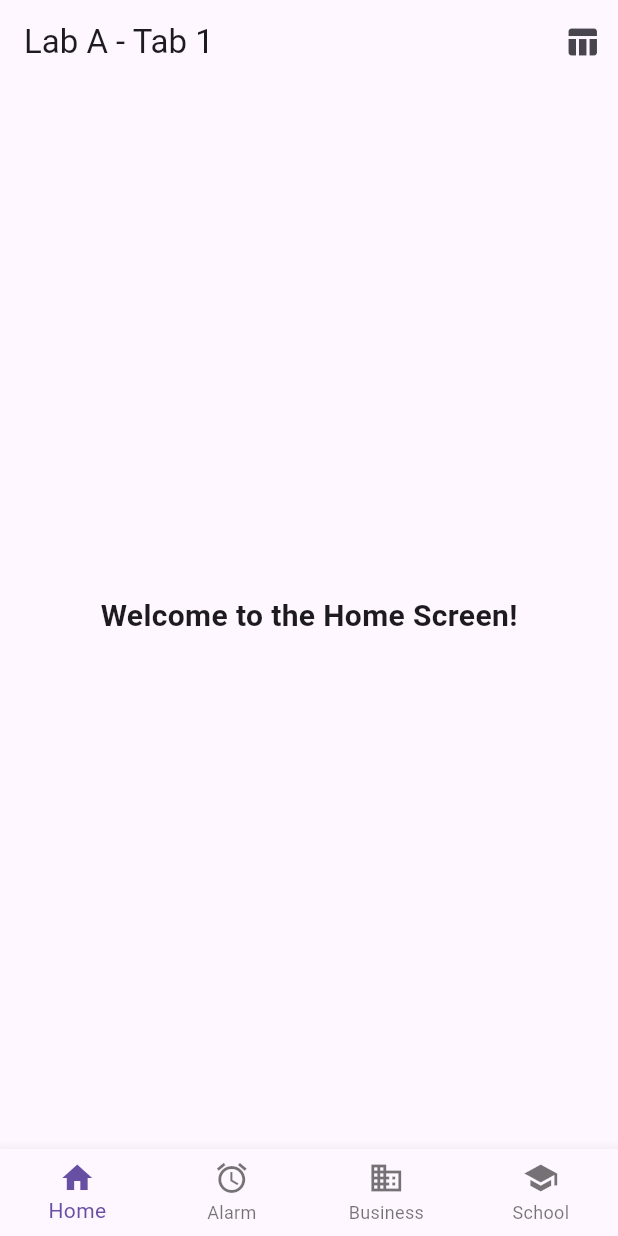
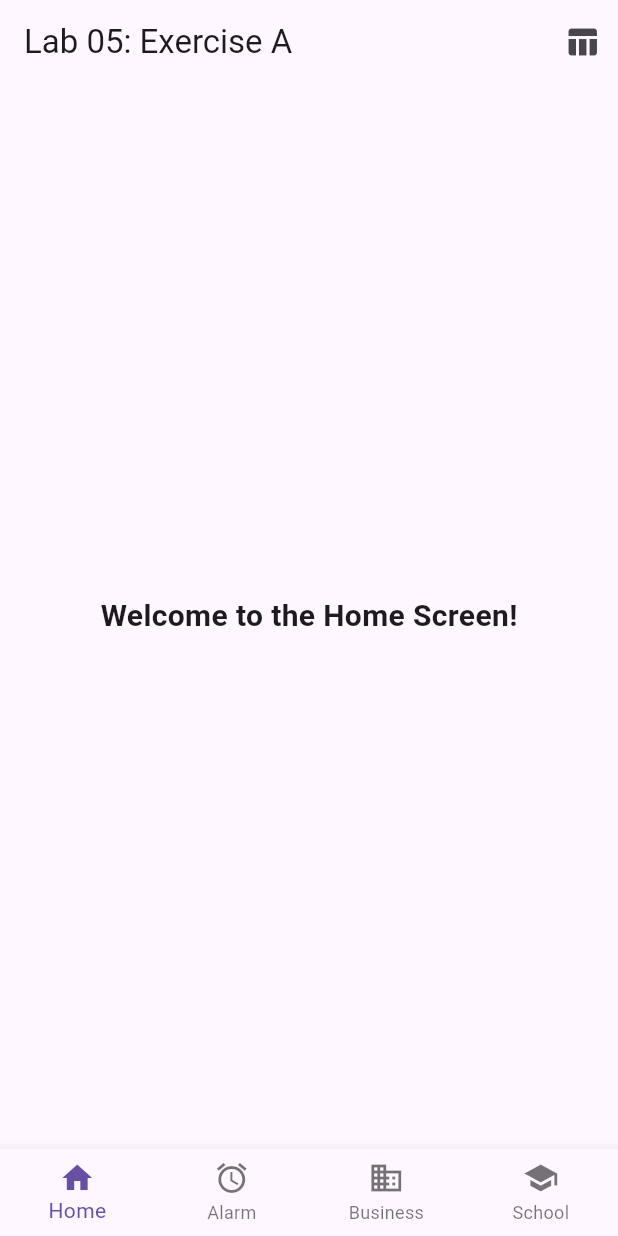
Before and after one commit to SyafikSali/TMA3084_G02_102978_Lab05_Lesson07, a Flutter app: the screen it shows after launch, on a phone screen of 412 x 824 dp. Run offline on Flutter 3.47's test engine with Material 3 defaults, Android fonts, the phone set to English and light mode, and no system bars.

Commit message:
Update app bar title to 'Lab 05: Exercise A'

```diff
--- a/lib/main.dart
+++ b/lib/main.dart
@@ -47,7 +47,7 @@ class _MainScreenState extends State<MainScreen> {
   Widget build(BuildContext context) {
     return Scaffold(
       appBar: AppBar(
-        title: Text('Lab A - Tab ${_currentIndex + 1}'),
+        title: const Text('Lab 05: Exercise A'),
         actions: [
           // Quick helper button in the app bar to switch to Lab B view for screenshots
           IconButton(
```
